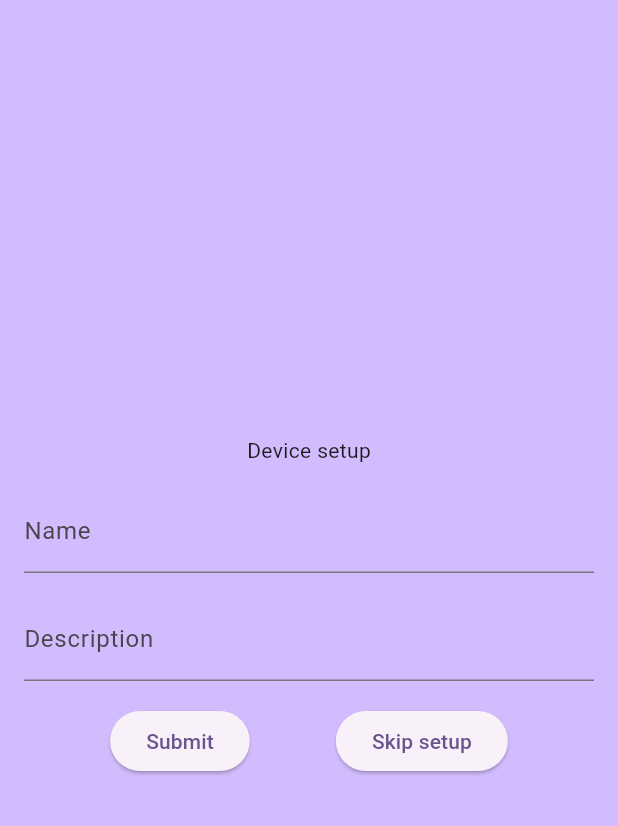
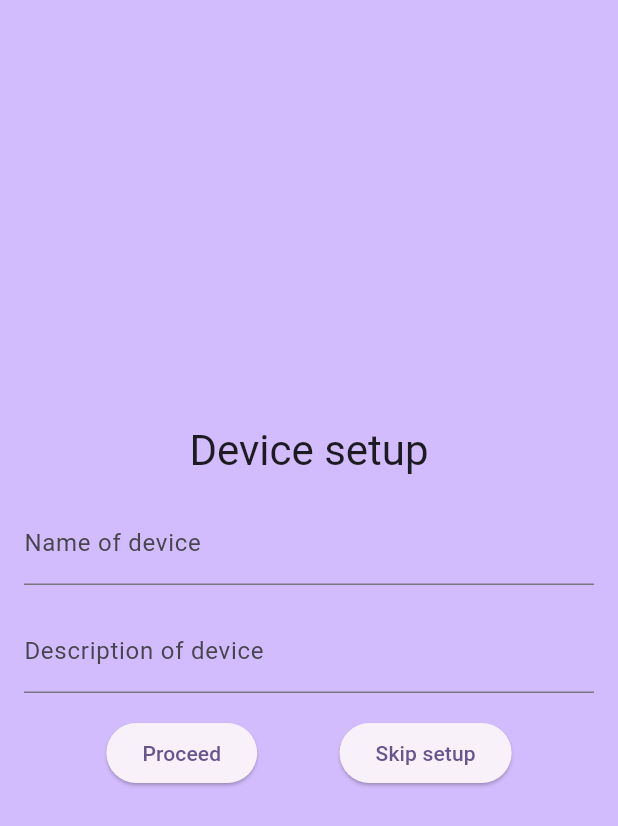
Before and after one commit to Metatavu/noheva-visitor-ui, a Flutter app: the screen it shows after launch, on a phone screen of 412 x 824 dp. Shown: the top 826 px of the screen. Run offline on Flutter 3.47's test engine with Material 2 defaults, Android fonts, the phone set to English and light mode, and no system bars; our stand-ins replace device_info_plus, drift, flutter_dotenv, package_info_plus, typed_data; missing offline and left inert: android_id, mqtt_client, noheva_api, openapi_generator_annotations, simple_logger; accounts and stored records are empty; generated files the repository leaves out were written again; statements that could not run were skipped.

Commit message:
Added localization

```diff
--- /dev/null
+++ b/l10n.yaml
@@ -0,0 +1,3 @@
+arb-dir: lib/l10n
+template-arb-file: app_en.arb
+output-localization-file: app_localizations.dart
--- /dev/null
+++ b/lib/l10n/app_en.arb
@@ -0,0 +1,8 @@
+{
+  "deviceSetupTitle": "Device setup",
+  "deviceSetupNameLabel": "Name of device",
+  "deviceSetupDescriptionLabel": "Description of device",
+  "deviceSetupInfoText": "Enter name and description of the device and press submit to initiate device setup.\n Optionally you can skip this step and configure devices name and description within the Noheva management.",
+  "deviceSetupSubmitButton": "Proceed",
+  "deviceSetupSkipButton": "Skip setup"
+}
--- a/lib/main.dart
+++ b/lib/main.dart
@@ -10,6 +10,7 @@ import "config/configuration.dart";
 import "database/dao/keys_dao.dart";
 import 'screens/device_setup_screen.dart';
 import "utils/device_info.dart";
+import "package:flutter_gen/gen_l10n/app_localizations.dart";
 
 late final Configuration configuration;
 late final String environment;
@@ -78,6 +79,7 @@ class MyApp extends StatelessWidget {
     SimpleLogger().info("Building app...");
     return MaterialApp(
       title: "Noheva visitor UI",
+      localizationsDelegates: const [AppLocalizations.delegate],
       theme: ThemeData(
         colorScheme: ColorScheme.fromSeed(seedColor: Colors.deepPurple),
         useMaterial3: true,
--- a/lib/screens/device_setup_screen.dart
+++ b/lib/screens/device_setup_screen.dart
@@ -3,6 +3,7 @@ import "package:noheva_api/noheva_api.dart";
 import "package:noheva_visitor_ui/utils/device_info.dart";
 import "package:simple_logger/simple_logger.dart";
 import "package:package_info_plus/package_info_plus.dart";
+import "package:flutter_gen/gen_l10n/app_localizations.dart";
 
 /// Device Setup Screen
 class DeviceSetupScreen extends StatefulWidget {
@@ -54,19 +55,28 @@ class _DeviceSetupState extends State<DeviceSetupScreen> {
         child: Column(
           mainAxisAlignment: MainAxisAlignment.center,
           children: [
-            const Text("Device setup"),
+            Text(
+              AppLocalizations.of(context)!.deviceSetupTitle,
+              style: Theme.of(context).textTheme.headlineMedium,
+            ),
             Padding(
               padding: const EdgeInsets.all(16.0),
               child: Column(
                 children: [
                   TextField(
                     controller: _nameController,
-                    decoration: const InputDecoration(labelText: "Name"),
+                    decoration: InputDecoration(
+                      labelText:
+                          AppLocalizations.of(context)!.deviceSetupNameLabel,
+                    ),
                   ),
                   const SizedBox(height: 16.0),
                   TextField(
                     controller: _descriptionController,
-                    decoration: const InputDecoration(labelText: "Description"),
+                    decoration: InputDecoration(
+                      labelText: AppLocalizations.of(context)!
+                          .deviceSetupDescriptionLabel,
+                    ),
                   ),
                   const SizedBox(height: 16.0),
                   Row(
@@ -74,11 +84,13 @@ class _DeviceSetupState extends State<DeviceSetupScreen> {
                     children: [
                       ElevatedButton(
                         onPressed: _submitForm,
-                        child: const Text("Submit"),
+                        child: Text(AppLocalizations.of(context)!
+                            .deviceSetupSubmitButton),
                       ),
                       ElevatedButton(
                         onPressed: _skipSetup,
-                        child: const Text("Skip setup"),
+                        child: Text(AppLocalizations.of(context)!
+                            .deviceSetupSkipButton),
                       ),
                     ],
                   )
--- a/pubspec.yaml
+++ b/pubspec.yaml
@@ -33,6 +33,9 @@ dependencies:
   path: ^1.8.3
   sqlite3_flutter_libs: ^0.5.15
   package_info_plus: ^4.1.0
+  flutter_localizations:
+    sdk: flutter
+  intl: ^0.18.1
 
 dev_dependencies:
   flutter_test:
@@ -44,6 +47,7 @@ dev_dependencies:
   drift_dev: ^2.10.0
 
 flutter:
+  generate: true
   uses-material-design: true
   assets:
     - .env
```
Also changed, not shown: lib/l10n/app_fi.arb (added, +8 -0 lines), lib/screens/default_screen.dart (+1 -49 lines), pubspec.lock.
